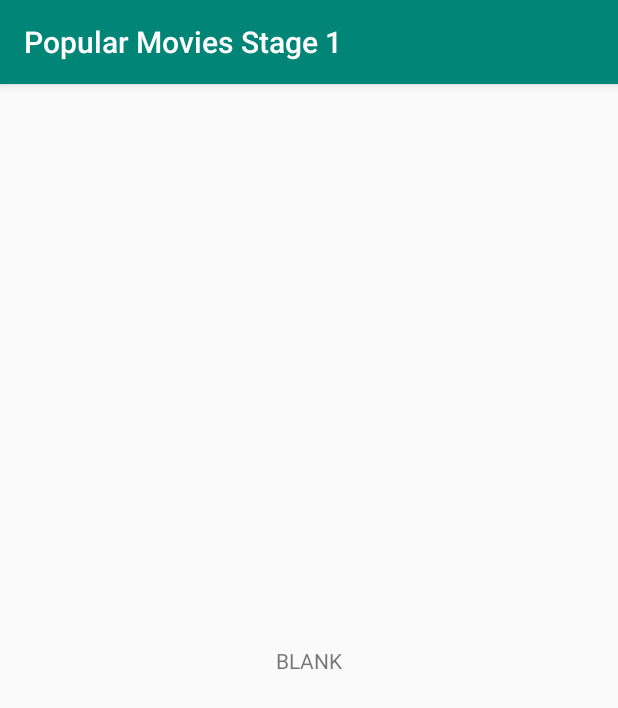
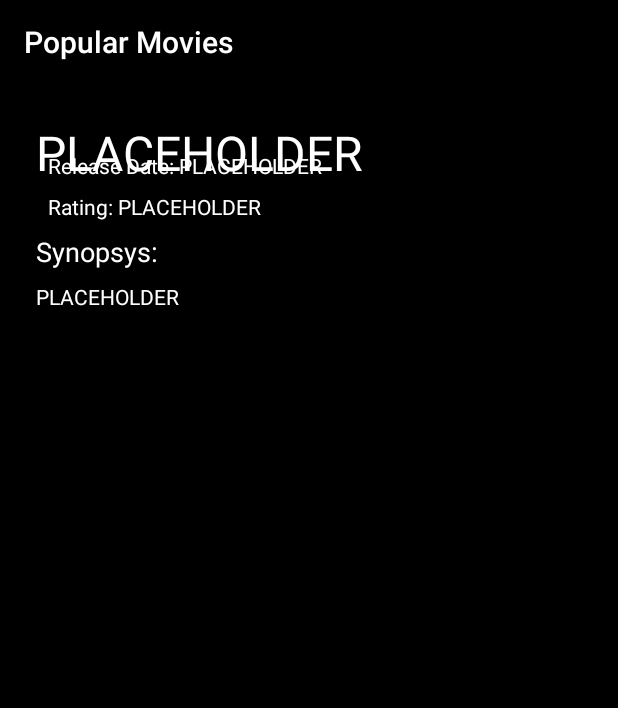
Before and after one commit to baileytye/popularmovies, an Android app: the DetailsActivity screen opened directly, with no data from a screen before it, on a phone screen of 412 x 824 dp. Shown: the top 708 px of the screen. Run offline under Robolectric (Android 15) with nearby library versions, the phone set to English and light mode, and no system bars; our stand-ins replace Picasso; pictures from the network do not load.

Commit message:
Add views into details activity and send JSON by intent to pass Movie details

```diff
--- a/app/src/main/AndroidManifest.xml
+++ b/app/src/main/AndroidManifest.xml
@@ -10,8 +10,10 @@
         android:label="@string/app_name"
         android:roundIcon="@mipmap/ic_launcher_round"
         android:supportsRtl="true"
-        android:theme="@style/AppTheme">
-        <activity android:name=".DetailsActivity"></activity>
+        android:theme="@style/MyTheme">
+        <activity android:name=".DetailsActivity">
+            android:theme="@style/Theme.AppCompat.NoActionBar">
+        </activity>
         <activity android:name=".MainActivity">
             <intent-filter>
                 <action android:name="android.intent.action.MAIN" />
--- a/app/src/main/java/com/tye/popularmoviesstage1/DetailsActivity.java
+++ b/app/src/main/java/com/tye/popularmoviesstage1/DetailsActivity.java
@@ -3,28 +3,52 @@ package com.tye.popularmoviesstage1;
 import android.content.Intent;
 import android.support.v7.app.AppCompatActivity;
 import android.os.Bundle;
+import android.widget.ImageView;
 import android.widget.TextView;
 import android.widget.Toast;
 
+import com.google.gson.Gson;
+import com.squareup.picasso.Picasso;
+
 public class DetailsActivity extends AppCompatActivity {
 
-    TextView mTextView;
+    TextView mTitleTextView;
+    TextView mReleaseDateTextView;
+    TextView mRatingTextView;
+    TextView mSysnopsysTextView;
+    ImageView mPosterImageView;
+
+    Movie mMovie;
 
     @Override
     protected void onCreate(Bundle savedInstanceState) {
         super.onCreate(savedInstanceState);
         setContentView(R.layout.activity_details);
 
-        mTextView = findViewById(R.id.tv_details);
+        mTitleTextView = findViewById(R.id.tv_details_title);
+        mRatingTextView = findViewById(R.id.tv_details_rating);
+        mReleaseDateTextView = findViewById(R.id.tv_details_release_date);
+        mSysnopsysTextView = findViewById(R.id.tv_details_synopsys);
+        mPosterImageView = findViewById(R.id.iv_details_poster);
 
         Intent intent = getIntent();
 
         if(intent != null){
             if(intent.hasExtra(Intent.EXTRA_TEXT)){
-                String text = String.valueOf(intent.getIntExtra(Intent.EXTRA_TEXT, 0));
-                mTextView.setText(text);
+                Gson gson = new Gson();
+                mMovie = gson.fromJson(intent.getStringExtra(Intent.EXTRA_TEXT),Movie.class);
+                setDetails();
             }
         }
 
     }
+
+    private void setDetails(){
+        String movieImagePath = "https://image.tmdb.org/t/p/" + "w342" + mMovie.getPoster_path();
+        Picasso.get().load(movieImagePath).into(mPosterImageView);
+        mTitleTextView.setText(mMovie.getOriginal_title());
+        mSysnopsysTextView.setText(mMovie.getOverview());
+        mReleaseDateTextView.setText(mMovie.getRelease_date());
+        mRatingTextView.setText(String.valueOf(mMovie.getVote_average()) + "/10");
+    }
 }
--- a/app/src/main/java/com/tye/popularmoviesstage1/MainActivity.java
+++ b/app/src/main/java/com/tye/popularmoviesstage1/MainActivity.java
@@ -8,6 +8,8 @@ import android.support.v7.widget.RecyclerView;
 import android.util.Log;
 import android.view.View;
 import android.widget.ProgressBar;
+
+import com.google.gson.Gson;
 
 import java.util.List;
 
@@ -23,7 +25,6 @@ public class MainActivity extends AppCompatActivity implements MovieListAdapter.
     private RecyclerView mRecyclerView;
     private MovieListAdapter mAdapter;
     private ProgressBar mProgressBar;
-
     private List<Movie> mMovies;
 
 
@@ -45,6 +46,9 @@ public class MainActivity extends AppCompatActivity implements MovieListAdapter.
 
         showProgressBar();
 
+        /*
+         * Use retrofit to get data from movie database
+         */
         Retrofit retrofit = new Retrofit.Builder()
                 .baseUrl("https://api.themoviedb.org/")
                 .addConverterFactory(GsonConverterFactory.create())
@@ -87,7 +91,10 @@ public class MainActivity extends AppCompatActivity implements MovieListAdapter.
     @Override
     public void onListItemClick(int position) {
         Intent intent = new Intent(MainActivity.this,DetailsActivity.class);
-        intent.putExtra(Intent.EXTRA_TEXT, position);
+        Gson gson = new Gson();
+        String myJson = gson.toJson(mMovies.get(position));
+
+        intent.putExtra(Intent.EXTRA_TEXT, myJson);
 
         startActivity(intent);
     }
--- a/app/src/main/res/layout/activity_details.xml
+++ b/app/src/main/res/layout/activity_details.xml
@@ -4,19 +4,100 @@
     xmlns:tools="http://schemas.android.com/tools"
     android:layout_width="match_parent"
     android:layout_height="match_parent"
+    android:background="@android:color/background_dark"
+    android:paddingTop="16dp"
     tools:context=".DetailsActivity">
 
+    <ImageView
+        android:id="@+id/iv_details_poster"
+        android:layout_width="wrap_content"
+        android:layout_height="wrap_content"
+        android:layout_marginStart="24dp"
+        android:layout_marginTop="24dp"
+        app:layout_constraintStart_toStartOf="parent"
+        app:layout_constraintTop_toBottomOf="@+id/tv_details_title"
+        tools:srcCompat="@tools:sample/avatars" />
+
     <TextView
-        android:id="@+id/tv_details"
+        android:id="@+id/tv_details_title"
+        android:layout_width="match_parent"
+        android:layout_height="wrap_content"
+        android:layout_marginStart="24dp"
+        android:layout_marginTop="8dp"
+        android:layout_marginEnd="24dp"
+        android:text="PLACEHOLDER"
+        android:textColor="@color/white"
+        android:textSize="32sp"
+        app:layout_constraintEnd_toEndOf="parent"
+        app:layout_constraintStart_toStartOf="parent"
+        app:layout_constraintTop_toTopOf="parent" />
+
+    <TextView
+        android:id="@+id/tv_details_release_date"
+        android:layout_width="wrap_content"
+        android:layout_height="wrap_content"
+        android:text="PLACEHOLDER"
+        android:textColor="@color/white"
+        app:layout_constraintBottom_toBottomOf="@+id/textView7"
+        app:layout_constraintStart_toEndOf="@+id/textView7"
+        app:layout_constraintTop_toTopOf="@+id/textView7" />
+
+    <TextView
+        android:id="@+id/tv_details_rating"
+        android:layout_width="wrap_content"
+        android:layout_height="wrap_content"
+        android:text="PLACEHOLDER"
+        android:textColor="@color/white"
+        app:layout_constraintBottom_toBottomOf="@+id/textView8"
+        app:layout_constraintStart_toEndOf="@+id/textView8"
+        app:layout_constraintTop_toTopOf="@+id/textView8" />
+
+    <TextView
+        android:id="@+id/tv_details_synopsys"
+        android:layout_width="0dp"
+        android:layout_height="0dp"
+        android:layout_marginLeft="24dp"
+        android:layout_marginTop="8dp"
+        android:layout_marginRight="24dp"
+        android:layout_marginBottom="24dp"
+        android:background="@android:color/background_dark"
+        android:scrollbars="vertical"
+        android:text="PLACEHOLDER"
+        android:textColor="@color/white"
+        app:layout_constraintBottom_toBottomOf="parent"
+        app:layout_constraintEnd_toEndOf="parent"
+        app:layout_constraintHorizontal_bias="1.0"
+        app:layout_constraintStart_toStartOf="parent"
+        app:layout_constraintTop_toBottomOf="@+id/textView9" />
+
+    <TextView
+        android:id="@+id/textView7"
         android:layout_width="wrap_content"
         android:layout_height="wrap_content"
         android:layout_marginStart="8dp"
+        android:layout_marginBottom="8dp"
+        android:text="Release Date: "
+        android:textColor="@color/white"
+        app:layout_constraintBottom_toTopOf="@+id/textView8"
+        app:layout_constraintStart_toEndOf="@+id/iv_details_poster" />
+
+    <TextView
+        android:id="@+id/textView8"
+        android:layout_width="wrap_content"
+        android:layout_height="wrap_content"
+        android:text="Rating: "
+        android:textColor="@color/white"
+        app:layout_constraintBottom_toBottomOf="@+id/iv_details_poster"
+        app:layout_constraintStart_toStartOf="@+id/textView7" />
+
+    <TextView
+        android:id="@+id/textView9"
+        android:layout_width="wrap_content"
+        android:layout_height="wrap_content"
         android:layout_marginTop="8dp"
-        android:layout_marginEnd="8dp"
-        android:layout_marginBottom="8dp"
-        android:text="BLANK"
-        app:layout_constraintBottom_toBottomOf="parent"
-        app:layout_constraintEnd_toEndOf="parent"
-        app:layout_constraintStart_toStartOf="parent"
-        app:layout_constraintTop_toTopOf="parent" />
+        android:text="Synopsys:"
+        android:textSize="18sp"
+        android:textColor="@color/white"
+        app:layout_constraintStart_toStartOf="@+id/iv_details_poster"
+        app:layout_constraintTop_toBottomOf="@+id/iv_details_poster" />
 </android.support.constraint.ConstraintLayout>
--- a/app/src/main/res/values/colors.xml
+++ b/app/src/main/res/values/colors.xml
@@ -1,6 +1,7 @@
 <?xml version="1.0" encoding="utf-8"?>
 <resources>
-    <color name="colorPrimary">#008577</color>
-    <color name="colorPrimaryDark">#00574B</color>
+    <color name="colorPrimary">#000000</color>
+    <color name="colorPrimaryDark">#000000</color>
     <color name="colorAccent">#D81B60</color>
+    <color name="white">#FFFFFF</color>
 </resources>
--- a/app/src/main/res/values/strings.xml
+++ b/app/src/main/res/values/strings.xml
@@ -1,3 +1,3 @@
 <resources>
-    <string name="app_name">Popular Movies Stage 1</string>
+    <string name="app_name">Popular Movies</string>
 </resources>
--- a/app/src/main/res/values/styles.xml
+++ b/app/src/main/res/values/styles.xml
@@ -1,11 +1,12 @@
 <resources>
 
     <!-- Base application theme. -->
-    <style name="AppTheme" parent="Theme.AppCompat.Light.DarkActionBar">
+    <style name="MyTheme" parent="Theme.AppCompat.Light.DarkActionBar">
         <!-- Customize your theme here. -->
         <item name="colorPrimary">@color/colorPrimary</item>
         <item name="colorPrimaryDark">@color/colorPrimaryDark</item>
         <item name="colorAccent">@color/colorAccent</item>
     </style>
 
+
 </resources>
```
